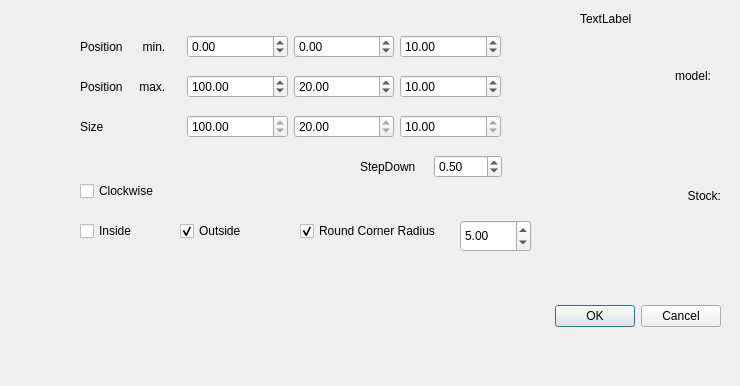
Old version of the form src/Gui/rectcutdialog.ui in the repository fredrickojackson/CppCAM.
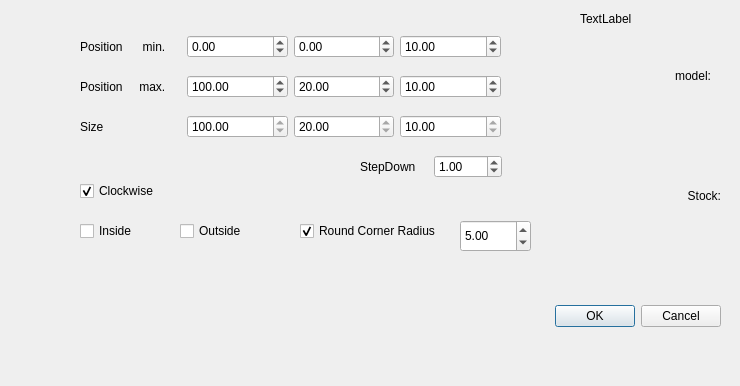
New version of the form.

Commit message: rectangular cutout

```diff
--- a/src/Gui/rectcutdialog.ui
+++ b/src/Gui/rectcutdialog.ui
@@ -171,7 +171,7 @@
        <double>0.100000000000000</double>
       </property>
       <property name="value">
-       <double>0.500000000000000</double>
+       <double>1.000000000000000</double>
       </property>
      </widget>
     </item>
@@ -312,6 +312,9 @@
    <property name="text">
     <string>Clockwise</string>
    </property>
+   <property name="checked">
+    <bool>true</bool>
+   </property>
   </widget>
   <widget class="QCheckBox" name="cbInside">
    <property name="geometry">
@@ -342,7 +345,7 @@
     <string>Outside</string>
    </property>
    <property name="checked">
-    <bool>true</bool>
+    <bool>false</bool>
    </property>
   </widget>
  </widget>
```
The commit also changes 2 other files.
